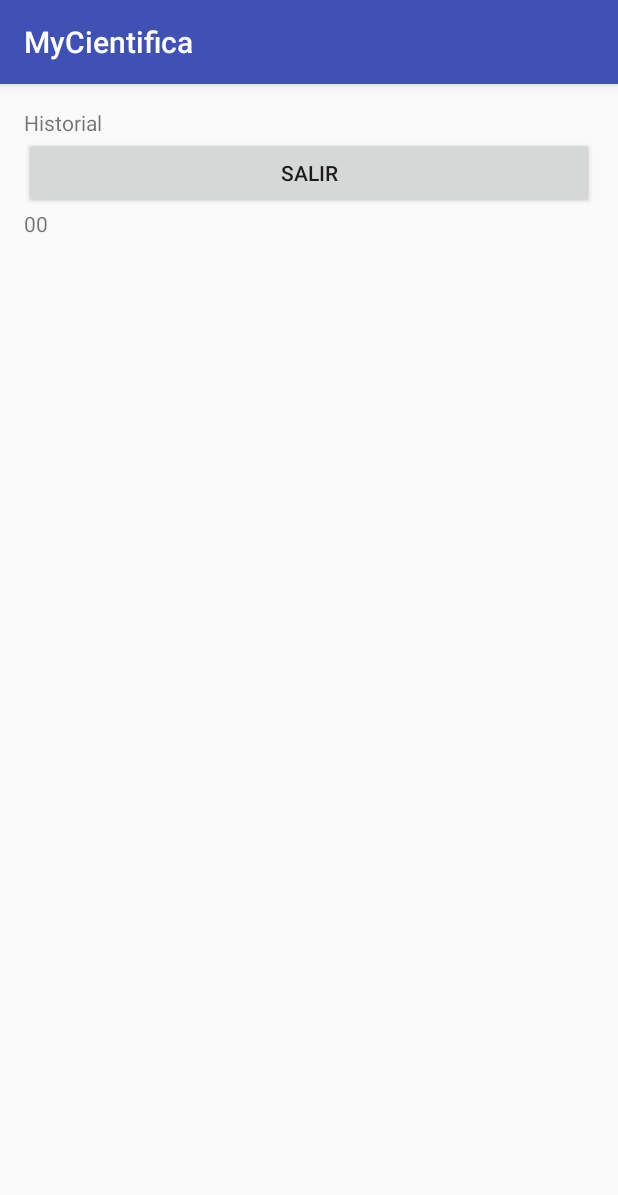
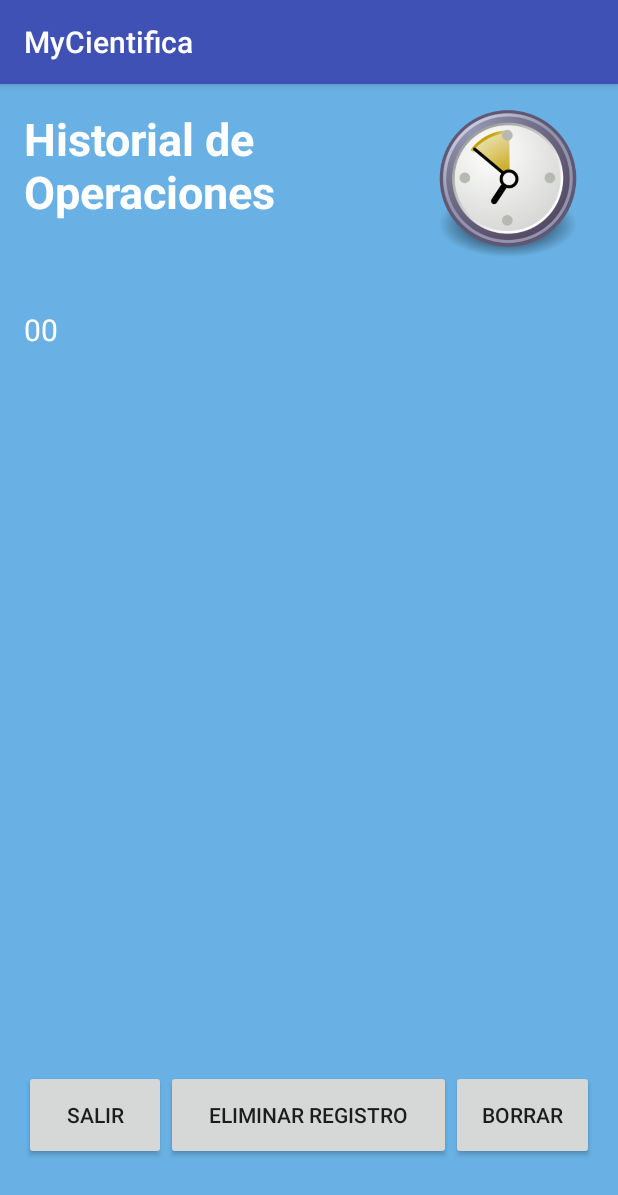
Before and after one commit to alvaroanderson26/MyCientifica, an Android app: the Historial screen opened directly, with no data from a screen before it, on a phone screen of 412 x 824 dp. Shown: the top 1195 px of the screen. Run offline under Robolectric (Android 15) with nearby library versions, the phone set to English and light mode, and no system bars.

Commit message:
se diseño la parte grafica de activity Historial

```diff
--- a/app/src/main/java/com/example/anderson/mycientifica/MainActivity.java
+++ b/app/src/main/java/com/example/anderson/mycientifica/MainActivity.java
@@ -64,6 +64,16 @@ public class MainActivity extends AppCompatActivity {
 
 
     public void grabar(View v) {
+
+        //almacenar en memoria con SharedPreference
+
+        SharedPreferences preferencias=getSharedPreferences("datos", Context.MODE_PRIVATE);
+        SharedPreferences.Editor editor=preferencias.edit();
+        editor.putString("numero", tv.getText().toString());
+        editor.commit();
+
+        ////______________________________
+
         try {
             OutputStreamWriter archivo = new OutputStreamWriter(openFileOutput(
                     "notas.txt", Activity.MODE_APPEND));
--- a/app/src/main/res/layout/activity_historial.xml
+++ b/app/src/main/res/layout/activity_historial.xml
@@ -8,29 +8,72 @@
     android:paddingRight="@dimen/activity_horizontal_margin"
     android:paddingTop="@dimen/activity_vertical_margin"
     tools:context="com.example.anderson.mycientifica.Historial"
-    android:orientation="vertical">
-    <TextView
+    android:orientation="vertical"
+    android:background="#f765afe4">
+    <LinearLayout
         android:layout_width="match_parent"
         android:layout_height="wrap_content"
-        android:text="Historial"
+        android:layout_weight="5">
 
-        />
-    <Button
-        android:layout_width="match_parent"
-        android:layout_height="wrap_content"
-        android:text="salir"
-        android:onClick="salir" />
+        <TextView
+            android:layout_width="0dp"
+            android:layout_height="wrap_content"
+           android:layout_weight="70"
+            android:text="Historial de Operaciones"
+            android:textSize="30dp"
+            android:textStyle="bold"
+            android:textColor="#ffffff"
+
+            />
+        <ImageView
+            android:layout_width="0dp"
+            android:layout_height="100dp"
+            android:layout_weight="30"
+            android:src="@drawable/reloj2"/>
+    </LinearLayout>
+
 
     <ScrollView
         android:layout_width="match_parent"
-        android:layout_height="match_parent"
-        android:id="@+id/scrollView" >
+        android:layout_height="wrap_content"
+        android:id="@+id/scrollView"
+        android:layout_weight="70">
 
         <TextView
             android:id="@+id/tv2"
             android:layout_width="match_parent"
             android:layout_height="wrap_content"
-            android:text="00"/>
+            android:text="00"
+            android:textSize="20dp"
+            android:textColor="#ffffff"/>
     </ScrollView>
+    <LinearLayout
+        android:layout_width="match_parent"
+        android:layout_height="wrap_content"
+        android:orientation="horizontal"
+        android:layout_weight="5">
+        <Button
+            android:layout_width="0dp"
+            android:layout_height="@dimen/btn_size_historial"
+            android:layout_weight="1"
+            android:text="salir"
+            android:onClick="salir" />
+        <Button
+            android:layout_width="0dp"
+            android:layout_height="@dimen/btn_size_historial"
+            android:layout_weight="2"
+            android:text="Eliminar Registro"
+            android:onClick="borrar" />
+
+        <Button
+            android:layout_width="0dp"
+            android:layout_height="@dimen/btn_size_historial"
+            android:layout_weight="1"
+            android:text="borrar"
+            android:onClick="borrar" />
+
+    </LinearLayout>
+
+
 
 </LinearLayout>
--- a/app/src/main/res/values/dimens.xml
+++ b/app/src/main/res/values/dimens.xml
@@ -7,4 +7,5 @@
     <dimen name="btn_size2">65dp</dimen>
     <dimen name="txt_size">150sp</dimen>
     <dimen name="margen_size">2dp</dimen>
+    <dimen name="btn_size_historial">60dp</dimen>
 </resources>
```
Also changed, not shown: app/src/main/res/drawable/reloj2.png (added).
